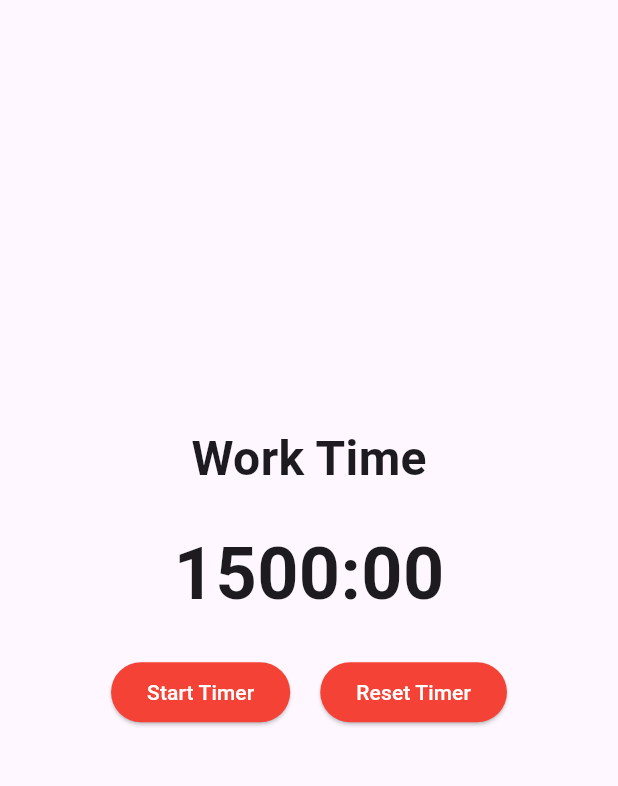
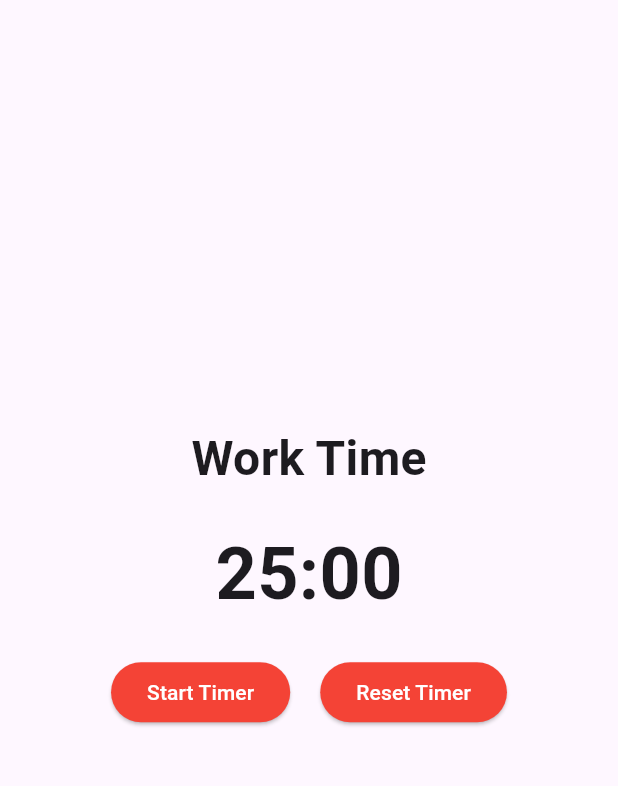
Before and after one commit to Md-Shoyab/pomodoro_app, a Flutter app: the screen it shows after launch, on a phone screen of 412 x 824 dp, the part 84-870 px from its top. Run offline on Flutter 3.47's test engine with Material 3 defaults, Android fonts, the phone set to English and light mode, and no system bars; our stand-ins replace get.

Commit message:
code improvements done

```diff
--- a/lib/bindings/time_binding.dart
+++ b/lib/bindings/time_binding.dart
@@ -1,5 +1,5 @@
 import 'package:get/get.dart';
-import 'package:pomodoro_app/main.dart';
+import 'package:pomodoro_app/bindings/time_controller.dart';
 
 class TimeBinding extends Bindings {
   @override
--- /dev/null
+++ b/lib/bindings/time_controller.dart
@@ -0,0 +1,37 @@
+import 'dart:async';
+import 'package:get/get.dart';
+
+class TimeController extends GetxController {
+  static const int pomodoroDuration = 1500;
+  var remainingSeconds = pomodoroDuration.obs;
+  Timer? _timer;
+  RxBool isRunning = false.obs;
+
+  String get formattedTime {
+    final min = (remainingSeconds.value ~/ 60).toString().padLeft(2, '0');
+    final sec = (remainingSeconds.value % 60).toString().padLeft(2, '0');
+    return '$min:$sec';
+  }
+
+  void startTimer() {
+    if (_timer != null && _timer!.isActive) return;
+    _timer = Timer.periodic(const Duration(seconds: 1), (timer) {
+      if (remainingSeconds.value > 0) {
+        remainingSeconds.value--;
+      } else {
+        timer.cancel();
+      }
+    });
+  }
+
+  void resetTimer() {
+    remainingSeconds.value = pomodoroDuration;
+    _timer?.cancel();
+  }
+
+  void pauseTimer() {
+    _timer?.cancel();
+    isRunning = false.obs;
+    update();
+  }
+}
--- a/lib/main.dart
+++ b/lib/main.dart
@@ -1,7 +1,6 @@
-import 'dart:async';
-
 import 'package:flutter/material.dart';
 import 'package:get/get.dart';
+import 'package:pomodoro_app/bindings/time_controller.dart';
 import 'package:pomodoro_app/constants/app_colors.dart';
 import 'package:pomodoro_app/constants/app_padding.dart';
 import 'package:pomodoro_app/constants/app_strings.dart';
@@ -57,35 +56,14 @@ class PomodoroScreen extends GetView<TimeController> {
               style: TextStyle(fontSize: 32, fontWeight: FontWeight.w600),
             ),
             AppMargin.vertical20,
-            Obx(
-              () => Text(
-                '${controller.time.value.toString().padLeft(2, '0')}:${(controller.time.value % 60).toString().padLeft(2, '0')}',
-                style: TextStyle(fontSize: 48, fontWeight: FontWeight.w600),
-              ),
-            ),
+            Obx(() => Text(controller.formattedTime, style: AppTextStyles.timerText)),
             AppMargin.vertical20,
             Row(
               mainAxisAlignment: MainAxisAlignment.center,
               children: [
-                ElevatedButton(
-                  style: ElevatedButton.styleFrom(backgroundColor: AppColors.primary),
-                  onPressed: controller.startTimer,
-                  child: const Text(
-                    AppString.startTimer,
-                    style: TextStyle(color: AppColors.buttonText),
-                  ),
-                ),
+                AppButton(label: AppString.startTimer, onPressed: controller.startTimer),
                 AppMargin.horizontal20,
-                ElevatedButton(
-                  style: ElevatedButton.styleFrom(backgroundColor: AppColors.primary),
-                  onPressed: () {
-                    // Start timer logic
-                  },
-                  child: const Text(
-                    AppString.resetTimer,
-                    style: TextStyle(color: AppColors.buttonText),
-                  ),
-                ),
+                AppButton(label: AppString.resetTimer, onPressed: controller.resetTimer),
               ],
             ),
           ],
@@ -95,21 +73,21 @@ class PomodoroScreen extends GetView<TimeController> {
   }
 }
 
-class TimeController extends GetxController {
-  var time = 1500.obs; // 25 minutes in seconds
-  Timer? timer;
+class AppButton extends StatelessWidget {
+  final String label;
+  final VoidCallback onPressed;
+  const AppButton({super.key, required this.label, required this.onPressed});
 
-  void startTimer() {
-    timer = Timer.periodic(Duration(seconds: 1), (timer) {
-      if (time.value > 0) {
-        time.value--;
-      } else {
-        timer.cancel();
-      }
-    });
-  }
-
-  void resetTimer() {
-    time.value = 1500; // Reset to 25 minutes
+  @override
+  Widget build(BuildContext context) {
+    return ElevatedButton(
+      style: ElevatedButton.styleFrom(backgroundColor: AppColors.primary),
+      onPressed: onPressed,
+      child: Text(label, style: const TextStyle(color: AppColors.buttonText)),
+    );
   }
 }
+
+class AppTextStyles {
+  static const timerText = TextStyle(fontSize: 48, fontWeight: FontWeight.w600);
+}
```
